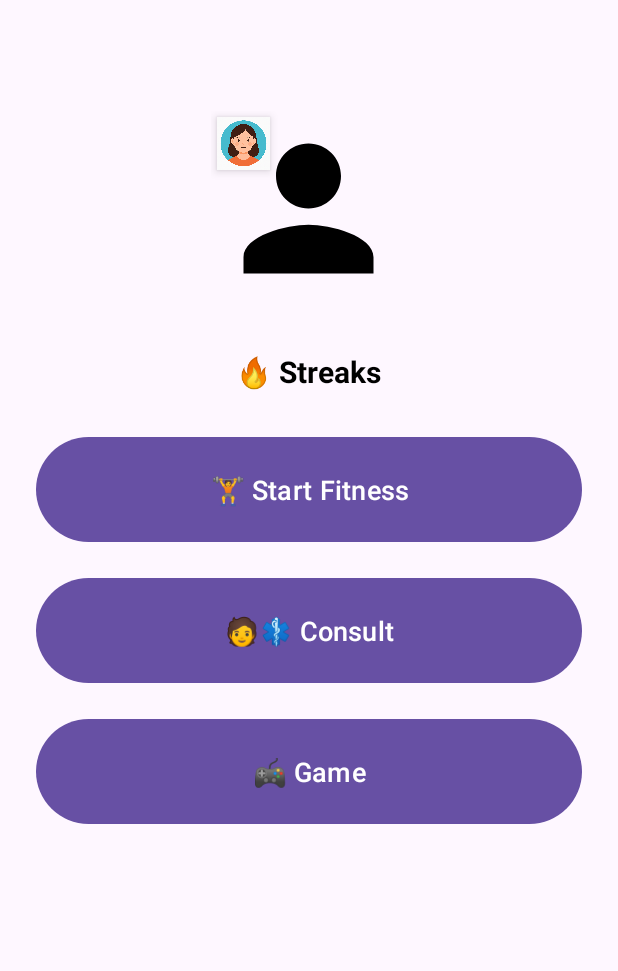
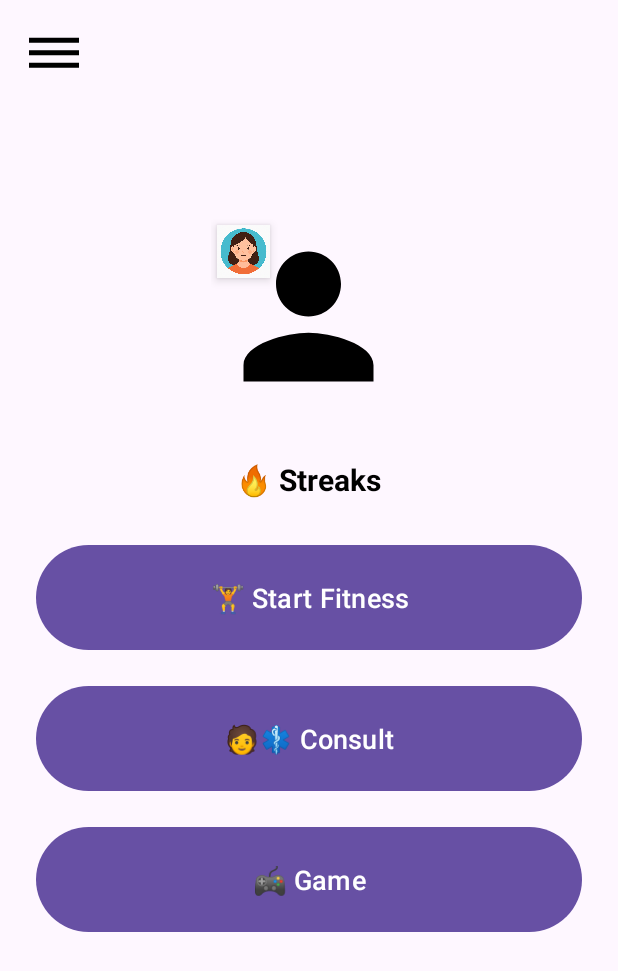
Before and after one commit to drishtisaini/FitU, an Android app: the ProfileActivity screen opened directly, with no data from a screen before it, on a phone screen of 412 x 824 dp. Shown: the top 971 px of the screen. Run offline under Robolectric (Android 15) with nearby library versions, the light colour scheme and no system bars; our stand-ins replace CircleImageView.

Commit message:
✨ Added beautiful ProfileActivity with animation and drawer

```diff
--- a/app/src/main/java/com/igdtuw/myapplication/LoginActivity.kt
+++ b/app/src/main/java/com/igdtuw/myapplication/LoginActivity.kt
@@ -49,6 +49,12 @@ class LoginActivity : AppCompatActivity() {
                 Toast.makeText(this, "❌ Invalid credentials or not signed up!", Toast.LENGTH_SHORT).show()
             }
         }
+        val forgotPasswordTextView = findViewById<TextView>(R.id.tvForgotPassword)
+        forgotPasswordTextView.setOnClickListener {
+            val intent = Intent(this, ForgotPasswordActivity::class.java)
+            startActivity(intent)
+        }
+
     }
 
     private fun isValidPassword(password: String): Boolean {
--- a/app/src/main/java/com/igdtuw/myapplication/ProfileActivity.kt
+++ b/app/src/main/java/com/igdtuw/myapplication/ProfileActivity.kt
@@ -5,11 +5,13 @@ import android.content.Intent
 import android.net.Uri
 import android.os.Bundle
 import android.provider.MediaStore
-import android.widget.TextView
-import android.widget.ImageView
-import android.widget.Toast
+import android.view.Gravity
+import android.widget.*
 import androidx.appcompat.app.AppCompatActivity
+import androidx.core.view.GravityCompat
+import androidx.drawerlayout.widget.DrawerLayout
 import com.airbnb.lottie.LottieAnimationView
+import com.google.android.material.navigation.NavigationView
 import de.hdodenhof.circleimageview.CircleImageView
 
 class ProfileActivity : AppCompatActivity() {
@@ -32,29 +34,55 @@ class ProfileActivity : AppCompatActivity() {
 
         val lottieBackground = findViewById<LottieAnimationView>(R.id.lottieBackground)
 
+        // ✅ New: Sidebar Components
+        val drawerLayout = findViewById<DrawerLayout>(R.id.drawer_layout)
+        val menuIcon = findViewById<ImageView>(R.id.menuIcon)
+        val navigationView = findViewById<NavigationView>(R.id.navigation_view)
+
+        menuIcon.setOnClickListener {
+            drawerLayout.openDrawer(GravityCompat.START)
+        }
+
+        navigationView.setNavigationItemSelectedListener {
+            when (it.itemId) {
+                R.id.nav_my_account -> {
+                    Toast.makeText(this, " My Account..", Toast.LENGTH_SHORT).show()
+                }
+                R.id.nav_edit_profile -> {
+                    Toast.makeText(this, "Edit Profile", Toast.LENGTH_SHORT).show()
+                }
+                R.id.nav_health_data -> {
+                    Toast.makeText(this, "My Health Data ", Toast.LENGTH_SHORT).show()
+                }
+                R.id.nav_logout -> {
+                    Toast.makeText(this, "Logout", Toast.LENGTH_SHORT).show()
+                }
+            }
+            drawerLayout.closeDrawer(GravityCompat.START)
+            true
+        }
+
+        // 🔄 Profile Image Select
         editIcon.setOnClickListener {
             val intent = Intent(Intent.ACTION_PICK, MediaStore.Images.Media.EXTERNAL_CONTENT_URI)
             startActivityForResult(intent, PICK_IMAGE_REQUEST)
         }
 
+        // 🔘 Button Click Actions
         startFitnessButton.setOnClickListener {
             Toast.makeText(this, "Opening Fitness Page...", Toast.LENGTH_SHORT).show()
-            // startActivity(Intent(this, FitnessActivity::class.java))
         }
 
         consultButton.setOnClickListener {
             Toast.makeText(this, "Opening Consult...", Toast.LENGTH_SHORT).show()
-            // startActivity(Intent(this, ConsultActivity::class.java))
         }
 
         gameButton.setOnClickListener {
             Toast.makeText(this, "Opening Game...", Toast.LENGTH_SHORT).show()
-            // startActivity(Intent(this, GameActivity::class.java))
         }
 
         streaksButton.setOnClickListener {
             Toast.makeText(this, "Opening Streaks...", Toast.LENGTH_SHORT).show()
-            // startActivity(Intent(this, StreaksActivity::class.java))
         }
     }
 
--- /dev/null
+++ b/app/src/main/res/drawable/ic_menu.xml
@@ -0,0 +1,5 @@
+<vector xmlns:android="http://schemas.android.com/apk/res/android" android:height="24dp" android:tint="#000000" android:viewportHeight="24" android:viewportWidth="24" android:width="24dp">
+
+    <path android:fillColor="@android:color/white" android:pathData="M2,15.5v2h20v-2L2,15.5zM2,10.5v2h20v-2L2,10.5zM2,5.5v2h20v-2L2,5.5z"/>
+
+</vector>
--- a/app/src/main/res/layout/activity_profile.xml
+++ b/app/src/main/res/layout/activity_profile.xml
@@ -1,12 +1,29 @@
 <?xml version="1.0" encoding="utf-8"?>
-<RelativeLayout
-
-    xmlns:android="http://schemas.android.com/apk/res/android"
+<androidx.drawerlayout.widget.DrawerLayout xmlns:android="http://schemas.android.com/apk/res/android"
     xmlns:app="http://schemas.android.com/apk/res-auto"
     xmlns:tools="http://schemas.android.com/tools"
+    android:id="@+id/drawer_layout"
     android:layout_width="match_parent"
     android:layout_height="match_parent"
     tools:context=".ProfileActivity">
+
+    <!-- Main Content -->
+    <RelativeLayout
+        android:layout_width="match_parent"
+        android:layout_height="match_parent">
+
+        <!-- 🔥 Hamburger Icon -->
+        <ImageView
+            android:id="@+id/menuIcon"
+            android:layout_width="40dp"
+            android:layout_height="40dp"
+            android:layout_margin="16dp"
+            android:src="@drawable/ic_menu"
+            android:layout_alignParentStart="true"
+            android:layout_alignParentTop="true"
+            android:contentDescription="Menu Icon" />
+
+        <!-- 🌟 Background Animation -->
         <com.airbnb.lottie.LottieAnimationView
             android:id="@+id/lottieBackground"
             android:layout_width="match_parent"
@@ -18,20 +35,18 @@
             android:translationY="50dp"
             android:alpha="0.3" />
 
-
-
-
+        <!-- 🌈 Scrollable Profile Content -->
         <ScrollView
             android:layout_width="match_parent"
             android:layout_height="match_parent"
-        android:padding="24dp">
+            android:padding="24dp"
+            android:layout_below="@id/menuIcon">
 
             <LinearLayout
                 android:layout_width="match_parent"
                 android:layout_height="wrap_content"
                 android:orientation="vertical"
                 android:gravity="center_horizontal">
-
 
                 <RelativeLayout
                     android:layout_width="130dp"
@@ -55,6 +70,7 @@
                         android:elevation="4dp" />
 
                 </RelativeLayout>
+
                 <TextView
                     android:id="@+id/btnstreaks"
                     android:layout_width="wrap_content"
@@ -74,8 +90,7 @@
                     android:textColor="#FFFFFF"
                     android:textSize="18sp"
                     android:background="@drawable/oval_button_red"
-                android:layout_marginBottom="24dp"
-                />
+                    android:layout_marginBottom="24dp" />
 
                 <Button
                     android:id="@+id/btnconsult"
@@ -85,8 +100,7 @@
                     android:textColor="#FFFFFF"
                     android:textSize="18sp"
                     android:background="@drawable/oval_button_red"
-                android:layout_marginBottom="24dp"
-                />
+                    android:layout_marginBottom="24dp" />
 
                 <Button
                     android:id="@+id/btngame"
@@ -96,13 +110,18 @@
                     android:textColor="#FFFFFF"
                     android:textSize="18sp"
                     android:background="@drawable/oval_button_red"
-                android:layout_marginBottom="50dp"
-                />
-
-
-
-
+                    android:layout_marginBottom="50dp" />
 
             </LinearLayout>
         </ScrollView>
     </RelativeLayout>
+
+    <!-- 🧾 Sidebar Menu -->
+    <com.google.android.material.navigation.NavigationView
+        android:id="@+id/navigation_view"
+        android:layout_width="wrap_content"
+        android:layout_height="match_parent"
+        android:layout_gravity="start"
+        android:background="#FFFFFF"
+        app:menu="@menu/drawer_menu" />
+</androidx.drawerlayout.widget.DrawerLayout>
--- /dev/null
+++ b/app/src/main/res/menu/drawer_menu.xml
@@ -0,0 +1,10 @@
+<menu xmlns:android="http://schemas.android.com/apk/res/android">
+    <item android:id="@+id/nav_my_account"
+        android:title="👤 My Account" />
+    <item android:id="@+id/nav_edit_profile"
+        android:title="✏️ Edit Profile" />
+    <item android:id="@+id/nav_health_data"
+        android:title="📊 Health Data" />
+    <item android:id="@+id/nav_logout"
+        android:title="🚪 Logout" />
+</menu>
```
Also changed, not shown: app/src/main/AndroidManifest.xml (+14 -4 lines), app/src/main/java/com/igdtuw/myapplication/ForgotPasswordActivity.kt (added, +27 -0 lines), app/src/main/res/layout/activity_forgot_password.xml (added, +39 -0 lines), app/src/main/res/layout/activity_login.xml (+12 -0 lines). Lines whose indentation alone changed are shown as unchanged.
